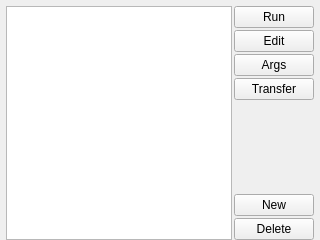
Before: the Qt Designer form ui/ProgramsWidget.ui in kipr/botui, drawn with Qt 5.
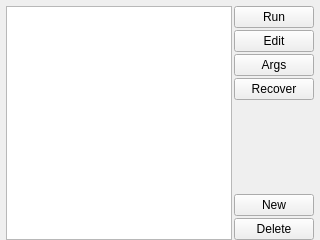
After: the same form once the commit is applied. Icons and pictures are not drawn.

What changed in the file:
```diff
--- a/ui/ProgramsWidget.ui
+++ b/ui/ProgramsWidget.ui
@@ -72,7 +72,7 @@
        <item>
         <widget class="QPushButton" name="transfer">
          <property name="text">
-          <string>Transfer</string>
+          <string>Recover</string>
          </property>
          <property name="icon">
           <iconset resource="../rc/icons.qrc">
```
